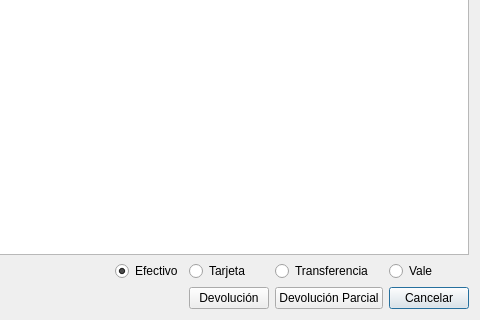
This is TPV/frmdevolucionticket.ui in arcnexus/RedFoX as Qt 5 draws it before an edit; both pictures show x 530 to 1010 and y 152 to 472 of the 1010 by 472 pixel window. The edited form follows.
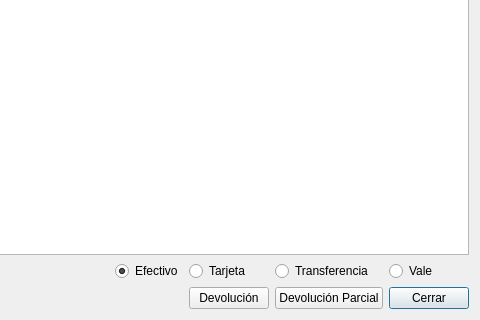
This is the edited form. Icons and pictures are not drawn.

Diff of the .ui file:
```diff
--- a/TPV/frmdevolucionticket.ui
+++ b/TPV/frmdevolucionticket.ui
@@ -191,7 +191,7 @@
    <item row="4" column="6">
     <widget class="QPushButton" name="pushButton_4">
      <property name="text">
-      <string>Cancelar</string>
+      <string>Cerrar</string>
      </property>
      <property name="icon">
       <iconset resource="../maya.qrc">
```
